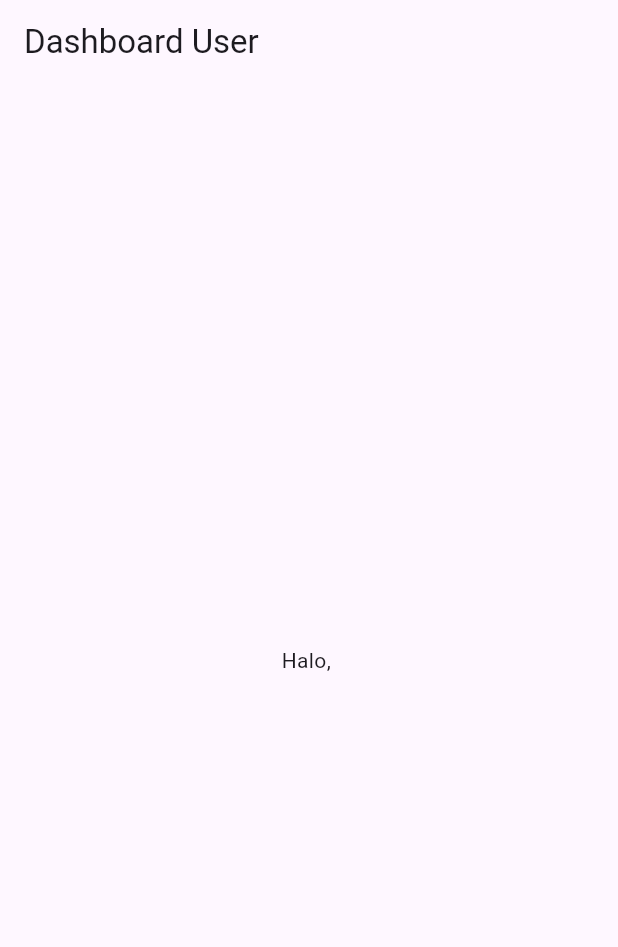
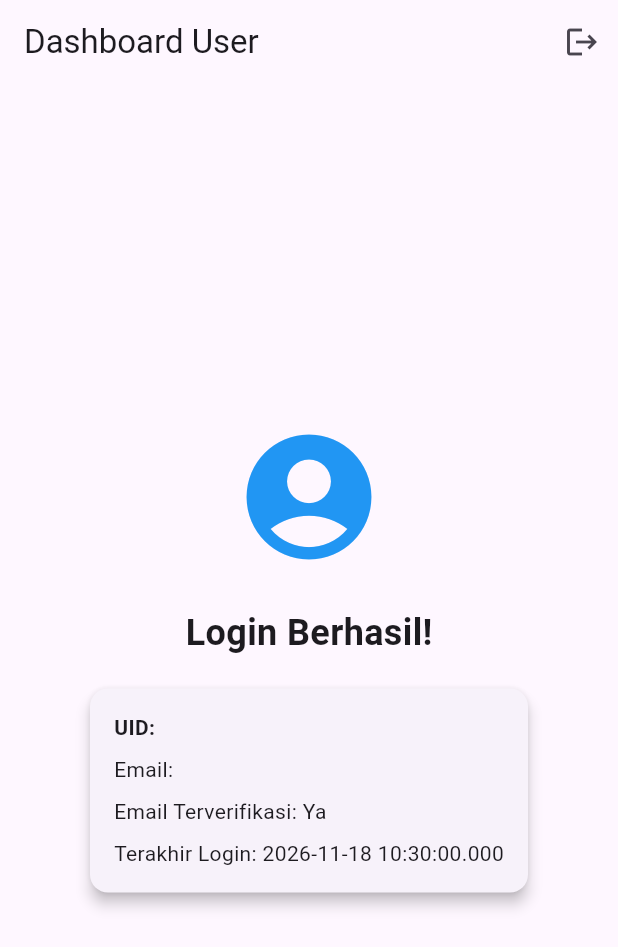
Before and after one commit to elyazz10/Latihan-008-Aplikasi-Mobile, a Flutter app: the screen it shows once a user with an empty profile is signed in, on a phone screen of 412 x 824 dp. Shown: the top 947 px of the screen. Run offline on Flutter 3.47's test engine with Material 3 defaults, Android fonts, the phone set to English and light mode, and no system bars; our stand-ins replace firebase_auth, firebase_core; accounts and stored records are empty; network calls fail.

Commit message:
dashboard dan logout

```diff
--- a/lib/main.dart
+++ b/lib/main.dart
@@ -21,6 +21,7 @@ class MyApp extends StatelessWidget {
   @override
   Widget build(BuildContext context) {
     return MaterialApp(
+      debugShowCheckedModeBanner: false,
       title: 'Firebase Auth Simple',
       theme: ThemeData(
         primarySwatch: Colors.blue,
@@ -47,14 +48,7 @@ class AuthWrapper extends StatelessWidget {
         }
         // Jika terdapat data user (sudah login), tampilkan halaman info
         if (snapshot.hasData) {
-          return Scaffold(
-            appBar: AppBar(
-              title: const Text('Dashboard User'),
-            ),
-            body: Center(
-              child: Text('Halo, ${snapshot.data!.email}'),
-            ),
-          );
+          return UserInfoScreen(user: snapshot.data!);
         }
         // Jika tidak ada data user, tampilkan halaman login
         return const LoginScreen();
@@ -193,3 +187,68 @@ class _LoginScreenState extends State<LoginScreen> {
     );
   }
 }
+
+class UserInfoScreen extends StatelessWidget {
+  final User user;
+
+  const UserInfoScreen({Key? key, required this.user}) : super(key: key);
+
+  Future<void> _logout() async {
+    await FirebaseAuth.instance.signOut();
+  }
+
+  @override
+  Widget build(BuildContext context) {
+    return Scaffold(
+      appBar: AppBar(
+        title: const Text('Dashboard User'),
+        actions: [
+          IconButton(
+            icon: const Icon(Icons.logout),
+            onPressed: _logout,
+            tooltip: 'Logout',
+          ), // IconButton
+        ],
+      ), // AppBar
+      body: Center(
+        child: Padding(
+          padding: const EdgeInsets.all(24.0),
+          child: Column(
+            mainAxisAlignment: MainAxisAlignment.center,
+            crossAxisAlignment: CrossAxisAlignment.center,
+            children: [
+              const Icon(Icons.account_circle, size: 100, color: Colors.blue),
+              const SizedBox(height: 24),
+              const Text(
+                'Login Berhasil!',
+                style: TextStyle(fontSize: 24, fontWeight: FontWeight.bold),
+              ), // Text
+              const SizedBox(height: 16),
+              Card(
+                elevation: 4,
+                child: Padding(
+                  padding: const EdgeInsets.all(16.0),
+                  child: Column(
+                    crossAxisAlignment: CrossAxisAlignment.start,
+                    children: [
+                      Text(
+                        'UID: ${user.uid}',
+                        style: const TextStyle(fontWeight: FontWeight.bold),
+                      ), // Text
+                      const SizedBox(height: 8),
+                      Text('Email: ${user.email ?? "Tidak ada email"}'),
+                      const SizedBox(height: 8),
+                      Text('Email Terverifikasi: ${user.emailVerified ? "Ya" : "Tidak"}'),
+                      const SizedBox(height: 8),
+                      Text('Terakhir Login: ${user.metadata.lastSignInTime.toString()}'),
+                    ],
+                  ), // Column
+                ), // Padding
+              ), // Card
+            ],
+          ), // Column
+        ), // Padding
+      ), // Center
+    ); // Scaffold
+  }
+}
```
